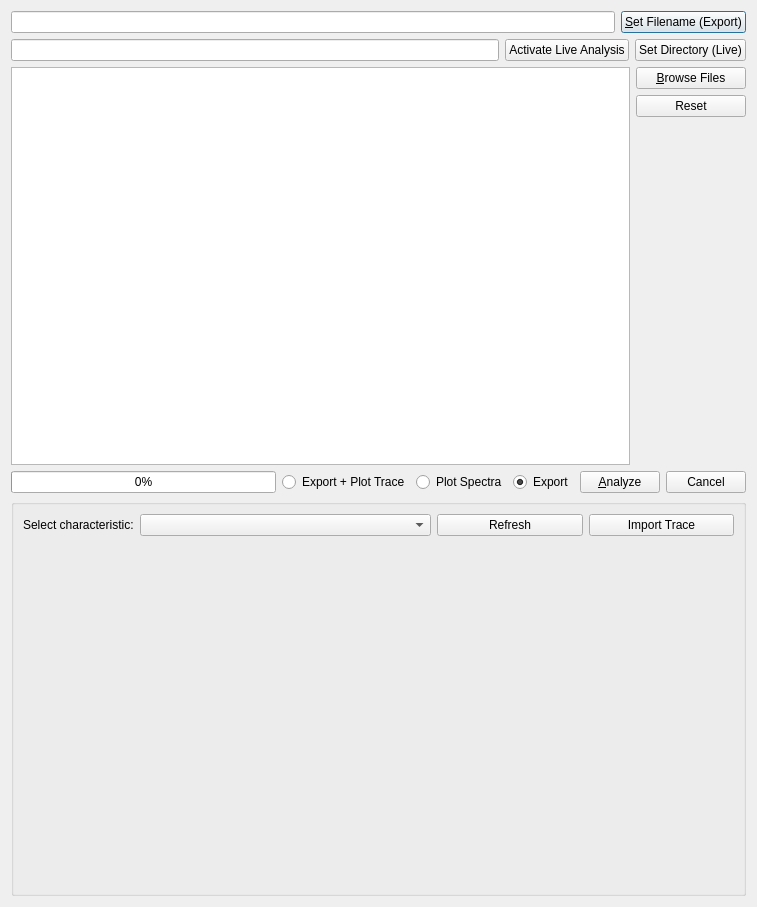
This is ui/batch_dialog.ui in knipe1/oes-spa as Qt 5 draws it before an edit. The edited form follows.
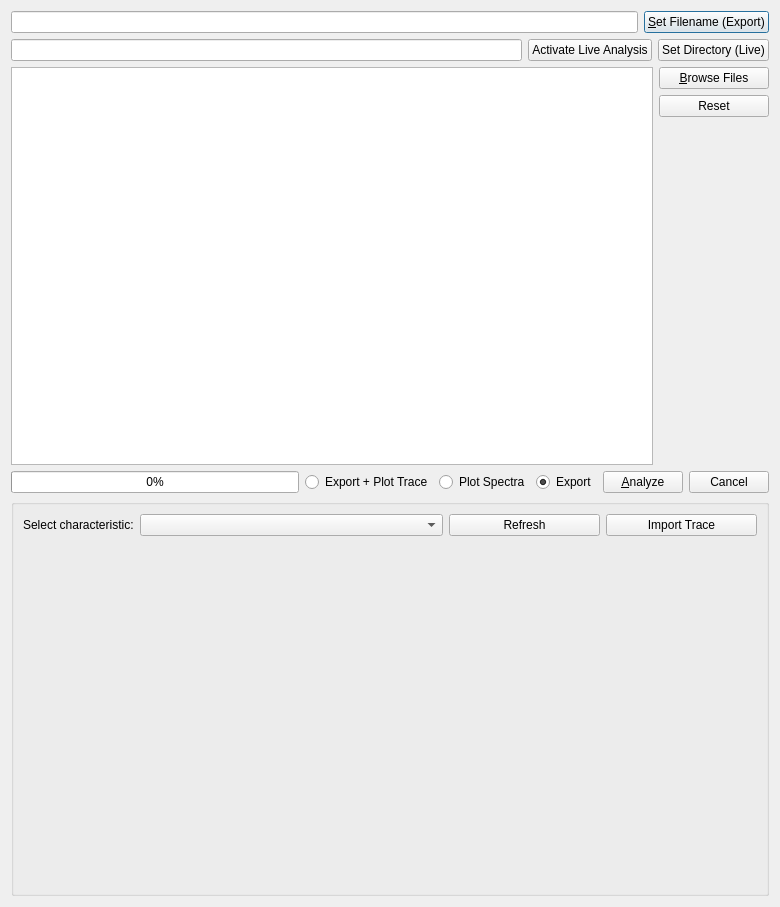
This is the edited form. Icons and pictures are not drawn. Custom widgets are drawn as their Qt base class.

Commit message: Update batch ui settings.

Diff of the .ui file:
```diff
--- a/ui/batch_dialog.ui
+++ b/ui/batch_dialog.ui
@@ -9,7 +9,7 @@
    <rect>
     <x>0</x>
     <y>0</y>
-    <width>757</width>
+    <width>780</width>
     <height>907</height>
    </rect>
   </property>
@@ -110,10 +110,16 @@
     <layout class="QHBoxLayout" name="horizontalLayout_2">
      <item>
       <widget class="IndexedListWidget" name="listFiles">
+       <property name="minimumSize">
+        <size>
+         <width>200</width>
+         <height>250</height>
+        </size>
+       </property>
        <property name="maximumSize">
         <size>
-         <width>800</width>
-         <height>500</height>
+         <width>80000</width>
+         <height>50000</height>
         </size>
        </property>
        <property name="acceptDrops">
@@ -287,15 +293,15 @@
          <bool>true</bool>
         </property>
         <property name="sizePolicy">
-         <sizepolicy hsizetype="Fixed" vsizetype="Fixed">
+         <sizepolicy hsizetype="MinimumExpanding" vsizetype="MinimumExpanding">
           <horstretch>0</horstretch>
           <verstretch>0</verstretch>
          </sizepolicy>
         </property>
         <property name="minimumSize">
          <size>
-          <width>370</width>
-          <height>330</height>
+          <width>280</width>
+          <height>340</height>
          </size>
         </property>
         <property name="maximumSize">
```
Left out of the diff: 2 changed lines with no effect on the pictures. The commit also changes 3 other files.
